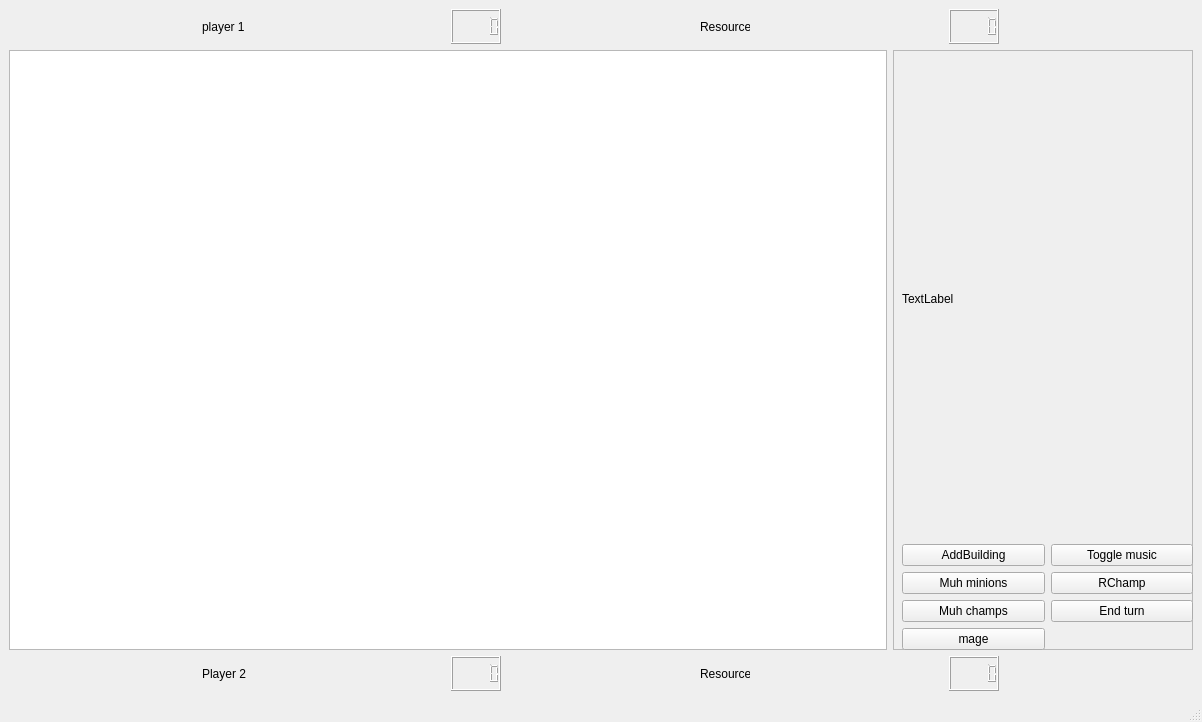
Above: Game/mapwindow.ui from Kujanenj/ohjelmointi3 before the change. Below: the same form after it.
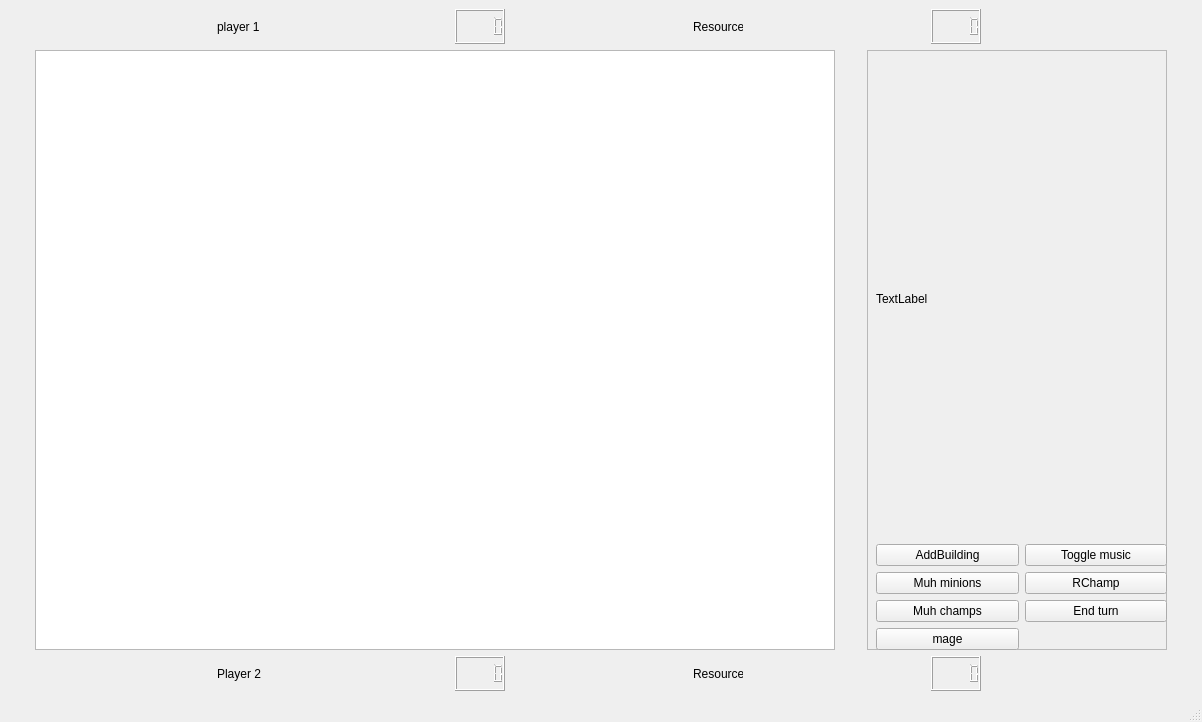
That is the form after the change.

The edit to the form file:
```diff
--- a/Game/mapwindow.ui
+++ b/Game/mapwindow.ui
@@ -131,8 +131,8 @@
       </property>
       <property name="maximumSize">
        <size>
-        <width>1500</width>
-        <height>1700</height>
+        <width>800</width>
+        <height>1000</height>
        </size>
       </property>
      </widget>
```
